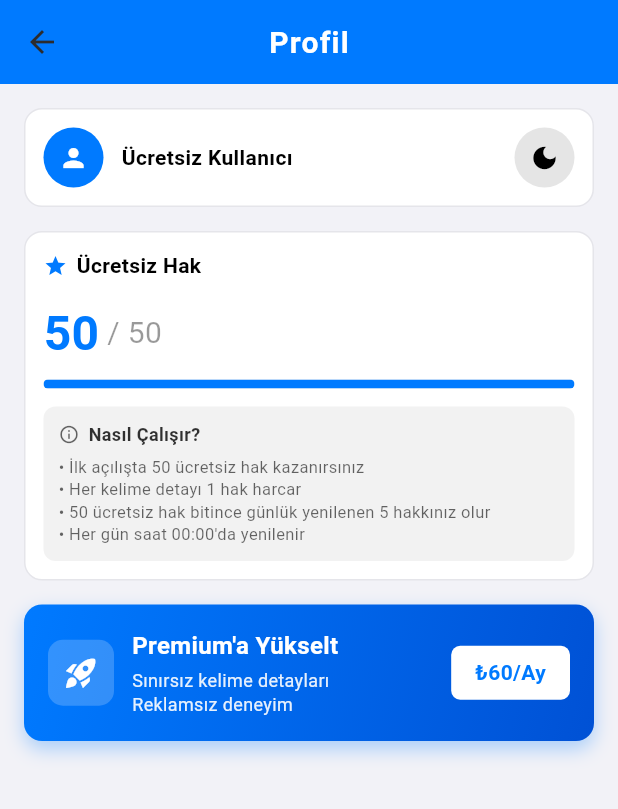
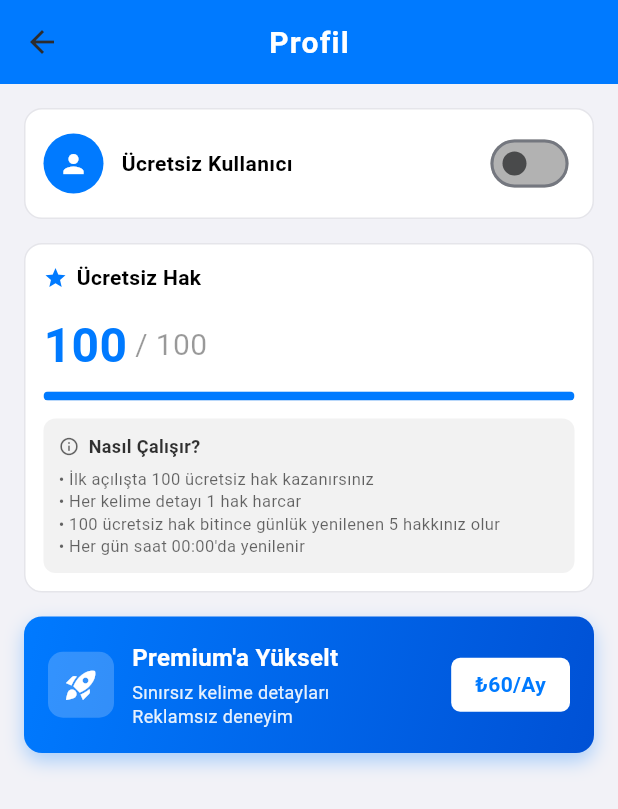
Before and after one commit to onbir53/Kavaid, a Flutter app: the ProfileScreen screen opened directly with empty values, on a phone screen of 412 x 824 dp. Shown: the top 809 px of the screen. Run offline on Flutter 3.47's test engine with Material 3 defaults, Android fonts, the phone set to English and light mode, and no system bars; our stand-ins replace connectivity_plus, device_info_plus, firebase_core, firebase_database, flutter_spinkit, google_fonts and 4 more; missing offline and left inert: flutter_displaymode, in_app_purchase_android, in_app_purchase_storekit; accounts and stored records are empty; network calls fail.

Commit message:
çekilince çok genişliyor optimize yapıldı bir çok şey

```diff
--- a/lib/screens/profile_screen.dart
+++ b/lib/screens/profile_screen.dart
@@ -118,27 +118,29 @@ class _ProfileScreenState extends State<ProfileScreen> {
                       ],
                     ),
                   ),
-                  // Tema değiştirme - sağ tarafa taşındı
-                  Material(
-                    color: Colors.transparent,
-                    child: InkWell(
-                      onTap: widget.onThemeToggle,
-                      borderRadius: BorderRadius.circular(20),
-                      child: Container(
-                        width: 40,
-                        height: 40,
-                        decoration: BoxDecoration(
-                          color: isDarkMode
-                              ? Colors.white.withOpacity(0.1)
-                              : Colors.black.withOpacity(0.1),
-                          shape: BoxShape.circle,
-                        ),
-                        child: Icon(
-                          isDarkMode ? Icons.light_mode : Icons.dark_mode,
-                          color: isDarkMode ? Colors.white : Colors.black,
-                          size: 20,
-                        ),
-                      ),
+                  // Tema değiştirme - toggle switch olarak
+                  Switch(
+                    value: widget.isDarkMode,
+                    onChanged: (_) => widget.onThemeToggle(),
+                    activeColor: const Color(0xFF007AFF),
+                    trackColor: MaterialStateProperty.resolveWith<Color?>(
+                      (Set<MaterialState> states) {
+                        if (states.contains(MaterialState.selected)) {
+                          return const Color(0xFF007AFF).withOpacity(0.5);
+                        }
+                        return isDarkMode
+                            ? Colors.white.withOpacity(0.3)
+                            : Colors.black.withOpacity(0.3);
+                      },
+                    ),
+                    thumbColor: MaterialStateProperty.resolveWith<Color?>(
+                      (Set<MaterialState> states) {
+                        return states.contains(MaterialState.selected)
+                            ? Colors.white
+                            : isDarkMode
+                                ? Colors.white.withOpacity(0.7)
+                                : Colors.black.withOpacity(0.7);
+                      },
                     ),
                   ),
                 ],
@@ -200,7 +202,7 @@ class _ProfileScreenState extends State<ProfileScreen> {
                           ),
                         ),
                         Text(
-                          _creditsService.hasInitialCredits ? ' / 50' : ' / 5',
+                          _creditsService.hasInitialCredits ? ' / 100' : ' / 5',
                           style: TextStyle(
                             fontSize: 20,
                             color: isDarkMode
@@ -216,7 +218,7 @@ class _ProfileScreenState extends State<ProfileScreen> {
                       borderRadius: BorderRadius.circular(6),
                       child: LinearProgressIndicator(
                         value: _creditsService.hasInitialCredits
-                            ? _creditsService.credits / 50
+                            ? _creditsService.credits / 100
                             : _creditsService.credits / 5,
                         minHeight: 6,
                         backgroundColor: isDarkMode
@@ -267,7 +269,7 @@ class _ProfileScreenState extends State<ProfileScreen> {
                           const SizedBox(height: 6),
                           Text(
                             _creditsService.hasInitialCredits
-                                ? '• İlk açılışta 50 ücretsiz hak kazanırsınız\n• Her kelime detayı 1 hak harcar\n• 50 ücretsiz hak bitince günlük yenilenen 5 hakkınız olur\n• Her gün saat 00:00\'da yenilenir'
+                                ? '• İlk açılışta 100 ücretsiz hak kazanırsınız\n• Her kelime detayı 1 hak harcar\n• 100 ücretsiz hak bitince günlük yenilenen 5 hakkınız olur\n• Her gün saat 00:00\'da yenilenir'
                                 : '• Her gün saat 00:00\'da 5 hakkınız yenilenir',
                             style: TextStyle(
                               fontSize: 11,
--- a/pubspec.yaml
+++ b/pubspec.yaml
@@ -67,6 +67,11 @@ dependencies:
   # In-App Purchase
   in_app_purchase: ^3.2.0
 
+  # New dependencies
+  flutter_launcher_icons: ^0.14.1
+  file_picker: ^8.1.6
+  flutter_displaymode: ^0.6.0
+
 dev_dependencies:
   flutter_test:
     sdk: flutter
```
Also changed, not shown: lib/main.dart (+58 -4 lines), lib/screens/home_screen.dart (+19 -5 lines), lib/services/credits_service.dart (+83 -37 lines), lib/widgets/banner_ad_widget.dart (+12 -6 lines), pubspec.lock, 1 other file.
